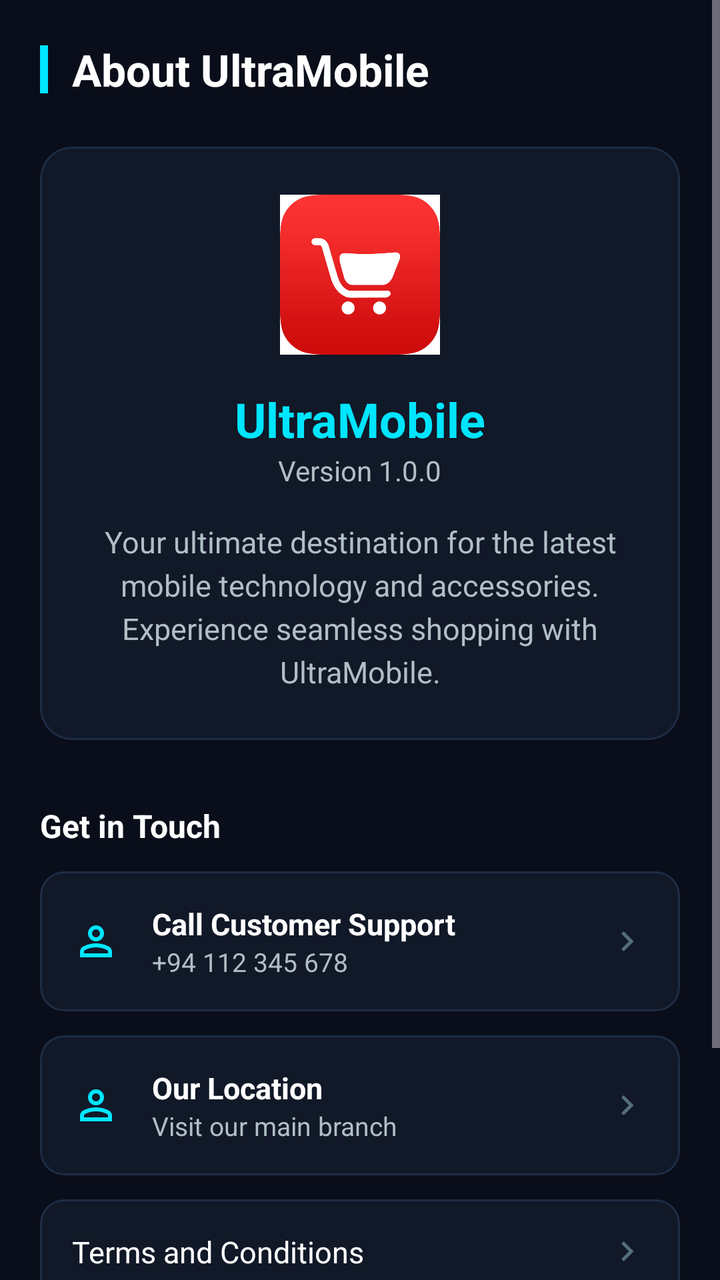
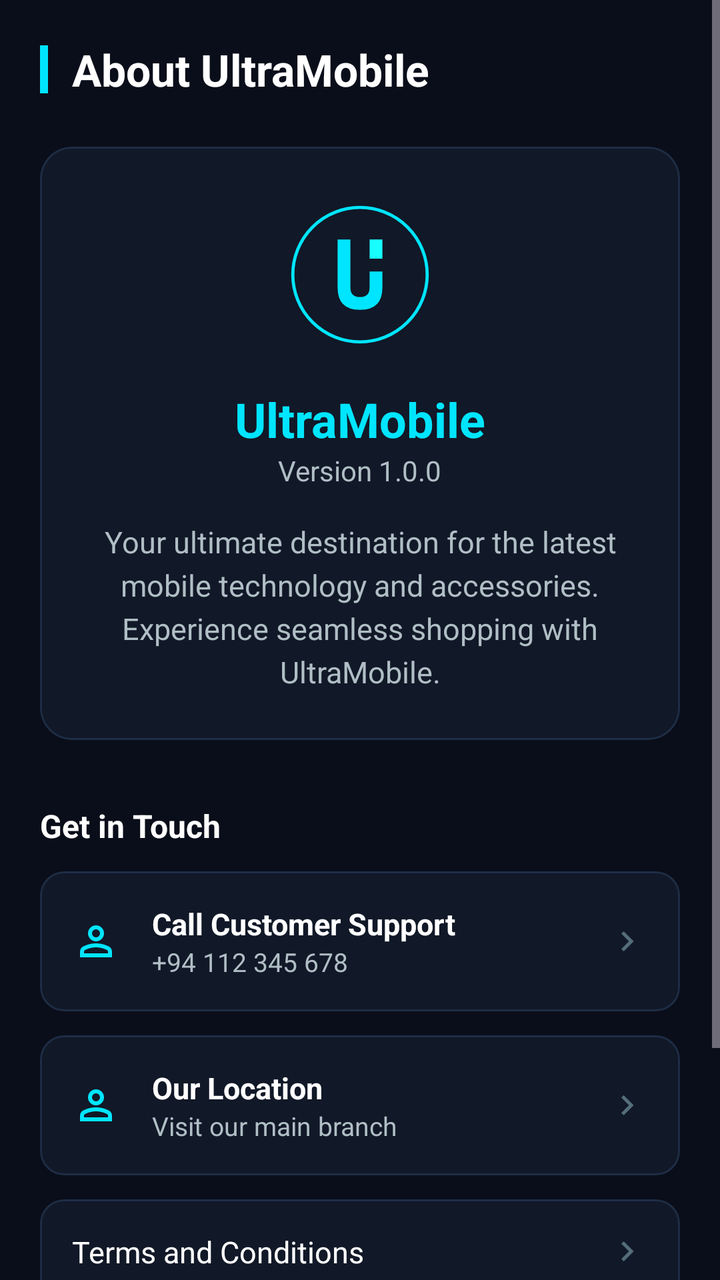

The first picture is an Android layout as it rendered before a commit; the second is the same layout after the commit. The layout source and the unified diff follow.
<!-- AndroidManifest.xml: application theme Theme.UltraMobile -->
<!-- res/layout/fragment_settings.xml -->
<?xml version="1.0" encoding="utf-8"?>
<ScrollView xmlns:android="http://schemas.android.com/apk/res/android"
    xmlns:app="http://schemas.android.com/apk/res-auto"
    xmlns:tools="http://schemas.android.com/tools"
    android:layout_width="match_parent"
    android:layout_height="match_parent"
    android:background="@color/um_background"
    android:fillViewport="true">

    <LinearLayout
        android:layout_width="match_parent"
        android:layout_height="wrap_content"
        android:orientation="vertical"
        android:padding="20dp">

        
        <LinearLayout
            android:layout_width="match_parent"
            android:layout_height="wrap_content"
            android:gravity="center_vertical"
            android:orientation="horizontal"
            android:paddingBottom="24dp">

            <View
                android:layout_width="4dp"
                android:layout_height="24dp"
                android:layout_marginEnd="12dp"
                android:background="@color/um_primary" />

            <TextView
                android:layout_width="wrap_content"
                android:layout_height="wrap_content"
                android:text="About UltraMobile"
                android:textColor="@color/um_text_primary"
                android:textSize="22sp"
                android:textStyle="bold" />
        </LinearLayout>

        
        <com.google.android.material.card.MaterialCardView
            android:layout_width="match_parent"
            android:layout_height="wrap_content"
            app:cardBackgroundColor="@color/um_surface"
            app:cardCornerRadius="16dp"
            app:cardElevation="0dp"
            app:strokeColor="@color/um_surface_border"
            app:strokeWidth="1dp">

            <LinearLayout
                android:layout_width="match_parent"
                android:layout_height="wrap_content"
                android:gravity="center"
                android:orientation="vertical"
                android:padding="24dp">

                <ImageView
                    android:layout_width="80dp"
                    android:layout_height="80dp"
                    android:src="@drawable/splash_app_icon" />

                <TextView
                    android:layout_width="wrap_content"
                    android:layout_height="wrap_content"
                    android:layout_marginTop="16dp"
                    android:text="UltraMobile"
                    android:textColor="@color/um_primary"
                    android:textSize="24sp"
                    android:textStyle="bold" />

                <TextView
                    android:layout_width="wrap_content"
                    android:layout_height="wrap_content"
                    android:text="Version 1.0.0"
                    android:textColor="@color/um_text_secondary"
                    android:textSize="14sp" />

                <TextView
                    android:layout_width="match_parent"
                    android:layout_height="wrap_content"
                    android:layout_marginTop="16dp"
                    android:gravity="center"
                    android:text="Your ultimate destination for the latest mobile technology and accessories. Experience seamless shopping with UltraMobile."
                    android:textColor="@color/um_text_secondary"
                    android:textSize="15sp"
                    android:lineSpacingExtra="4dp" />
            </LinearLayout>
        </com.google.android.material.card.MaterialCardView>

        
        <TextView
            android:layout_width="wrap_content"
            android:layout_height="wrap_content"
            android:layout_marginTop="32dp"
            android:layout_marginBottom="12dp"
            android:text="Get in Touch"
            android:textColor="@color/um_text_primary"
            android:textSize="16sp"
            android:textStyle="bold" />

        <com.google.android.material.card.MaterialCardView
            android:id="@+id/btn_call_support"
            android:layout_width="match_parent"
            android:layout_height="wrap_content"
            android:clickable="true"
            android:focusable="true"
            app:cardBackgroundColor="@color/um_surface"
            app:cardCornerRadius="12dp"
            app:cardElevation="0dp"
            app:strokeColor="@color/um_surface_border"
            app:strokeWidth="1dp">

            <LinearLayout
                android:layout_width="match_parent"
                android:layout_height="wrap_content"
                android:gravity="center_vertical"
                android:orientation="horizontal"
                android:padding="16dp">

                <ImageView
                    android:layout_width="24dp"
                    android:layout_height="24dp"
                    android:src="@drawable/person_24px"
                    app:tint="@color/um_primary" />

                <LinearLayout
                    android:layout_width="0dp"
                    android:layout_height="wrap_content"
                    android:layout_marginStart="16dp"
                    android:layout_weight="1"
                    android:orientation="vertical">

                    <TextView
                        android:layout_width="wrap_content"
                        android:layout_height="wrap_content"
                        android:text="Call Customer Support"
                        android:textColor="@color/um_text_primary"
                        android:textSize="15sp"
                        android:textStyle="bold" />

                    <TextView
                        android:layout_width="wrap_content"
                        android:layout_height="wrap_content"
                        android:text="+94 112 345 678"
                        android:textColor="@color/um_text_secondary"
                        android:textSize="13sp" />
                </LinearLayout>

                <ImageView
                    android:layout_width="20dp"
                    android:layout_height="20dp"
                    android:src="@drawable/keyboard_arrow_down_24px"
                    android:rotation="-90"
                    app:tint="@color/um_text_hint" />
            </LinearLayout>
        </com.google.android.material.card.MaterialCardView>

        
        <com.google.android.material.card.MaterialCardView
            android:id="@+id/btn_our_location"
            android:layout_width="match_parent"
            android:layout_height="wrap_content"
            android:layout_marginTop="12dp"
            android:clickable="true"
            android:focusable="true"
            app:cardBackgroundColor="@color/um_surface"
            app:cardCornerRadius="12dp"
            app:cardElevation="0dp"
            app:strokeColor="@color/um_surface_border"
            app:strokeWidth="1dp">

            <LinearLayout
                android:layout_width="match_parent"
                android:layout_height="wrap_content"
                android:gravity="center_vertical"
                android:orientation="horizontal"
                android:padding="16dp">

                <ImageView
                    android:layout_width="24dp"
                    android:layout_height="24dp"
                    android:src="@drawable/person_24px"
                    app:tint="@color/um_primary" />

                <LinearLayout
                    android:layout_width="0dp"
                    android:layout_height="wrap_content"
                    android:layout_marginStart="16dp"
                    android:layout_weight="1"
                    android:orientation="vertical">

                    <TextView
                        android:layout_width="wrap_content"
                        android:layout_height="wrap_content"
                        android:text="Our Location"
                        android:textColor="@color/um_text_primary"
                        android:textSize="15sp"
                        android:textStyle="bold" />

                    <TextView
                        android:layout_width="wrap_content"
                        android:layout_height="wrap_content"
                        android:text="Visit our main branch"
                        android:textColor="@color/um_text_secondary"
                        android:textSize="13sp" />
                </LinearLayout>

                <ImageView
                    android:layout_width="20dp"
                    android:layout_height="20dp"
                    android:src="@drawable/keyboard_arrow_down_24px"
                    android:rotation="-90"
                    app:tint="@color/um_text_hint" />
            </LinearLayout>
        </com.google.android.material.card.MaterialCardView>

        
        <com.google.android.material.card.MaterialCardView
            android:layout_width="match_parent"
            android:layout_height="wrap_content"
            android:layout_marginTop="12dp"
            app:cardBackgroundColor="@color/um_surface"
            app:cardCornerRadius="12dp"
            app:cardElevation="0dp"
            app:strokeColor="@color/um_surface_border"
            app:strokeWidth="1dp">

            <LinearLayout
                android:layout_width="match_parent"
                android:layout_height="wrap_content"
                android:orientation="vertical">

                <LinearLayout
                    android:id="@+id/btn_terms"
                    android:layout_width="match_parent"
                    android:layout_height="wrap_content"
                    android:clickable="true"
                    android:focusable="true"
                    android:gravity="center_vertical"
                    android:orientation="horizontal"
                    android:padding="16dp">

                    <TextView
                        android:layout_width="0dp"
                        android:layout_height="wrap_content"
                        android:layout_weight="1"
                        android:text="Terms and Conditions"
                        android:textColor="@color/um_text_primary"
                        android:textSize="15sp" />

                    <ImageView
                        android:layout_width="20dp"
                        android:layout_height="20dp"
                        android:src="@drawable/keyboard_arrow_down_24px"
                        android:rotation="-90"
                        app:tint="@color/um_text_hint" />
                </LinearLayout>

                <View
                    android:layout_width="match_parent"
                    android:layout_height="1dp"
                    android:background="@color/um_surface_border" />

                <LinearLayout
                    android:id="@+id/btn_privacy"
                    android:layout_width="match_parent"
                    android:layout_height="wrap_content"
                    android:clickable="true"
                    android:focusable="true"
                    android:gravity="center_vertical"
                    android:orientation="horizontal"
                    android:padding="16dp">

                    <TextView
                        android:layout_width="0dp"
                        android:layout_height="wrap_content"
                        android:layout_weight="1"
                        android:text="Privacy Policy"
                        android:textColor="@color/um_text_primary"
                        android:textSize="15sp" />

                    <ImageView
                        android:layout_width="20dp"
                        android:layout_height="20dp"
                        android:src="@drawable/keyboard_arrow_down_24px"
                        android:rotation="-90"
                        app:tint="@color/um_text_hint" />
                </LinearLayout>
            </LinearLayout>
        </com.google.android.material.card.MaterialCardView>

        <TextView
            android:layout_width="match_parent"
            android:layout_height="wrap_content"
            android:layout_marginTop="40dp"
            android:gravity="center"
            android:text="© 2024 UltraMobile Inc. All rights reserved."
            android:textColor="@color/um_text_hint"
            android:textSize="12sp" />

    </LinearLayout>
</ScrollView>
<!-- resources referenced by this layout -->
<resources>
  <color name="um_background">#0A0E1A</color>
  <color name="um_primary">#00E5FF</color>
  <color name="um_surface">#111827</color>
  <color name="um_surface_border">#1E2D45</color>
  <color name="um_text_hint">#546E7A</color>
  <color name="um_text_primary">#FFFFFF</color>
  <color name="um_text_secondary">#B0BEC5</color>
  <!-- drawable keyboard_arrow_down_24px (drawable) -->
  <vector xmlns:android="http://schemas.android.com/apk/res/android"
      android:width="24dp"
      android:height="24dp"
      android:viewportWidth="960"
      android:viewportHeight="960"
      android:tint="?attr/colorControlNormal">
    <path
        android:fillColor="@android:color/white"
        android:pathData="M480,616L240,376L296,320L480,504L664,320L720,376L480,616Z"/>
  </vector>
  <!-- drawable person_24px (drawable) -->
  <vector xmlns:android="http://schemas.android.com/apk/res/android"
      android:width="24dp"
      android:height="24dp"
      android:viewportWidth="960"
      android:viewportHeight="960"
      android:tint="?attr/colorControlNormal">
    <path
        android:fillColor="@android:color/white"
        android:pathData="M367,433Q320,386 320,320Q320,254 367,207Q414,160 480,160Q546,160 593,207Q640,254 640,320Q640,386 593,433Q546,480 480,480Q414,480 367,433ZM160,800L160,688Q160,654 177.5,625.5Q195,597 224,582Q286,551 350,535.5Q414,520 480,520Q546,520 610,535.5Q674,551 736,582Q765,597 782.5,625.5Q800,654 800,688L800,800L160,800ZM240,720L720,720L720,688Q720,677 714.5,668Q709,659 700,654Q646,627 591,613.5Q536,600 480,600Q424,600 369,613.5Q314,627 260,654Q251,659 245.5,668Q240,677 240,688L240,720ZM536.5,376.5Q560,353 560,320Q560,287 536.5,263.5Q513,240 480,240Q447,240 423.5,263.5Q400,287 400,320Q400,353 423.5,376.5Q447,400 480,400Q513,400 536.5,376.5ZM480,320Q480,320 480,320Q480,320 480,320Q480,320 480,320Q480,320 480,320Q480,320 480,320Q480,320 480,320Q480,320 480,320Q480,320 480,320ZM480,720L480,720Q480,720 480,720Q480,720 480,720Q480,720 480,720Q480,720 480,720Q480,720 480,720Q480,720 480,720Q480,720 480,720Q480,720 480,720L480,720Z"/>
  </vector>
  <!-- drawable splash_app_icon: png bitmap (drawable, 61372 bytes) -->
  <color name="um_text_on_primary">#0A0E1A</color>
  <color name="um_surface_card">#161D2E</color>
  <color name="um_primary_dim">#0097A7</color>
  <color name="um_surface_elevated">#1C2538</color>
  <color name="um_accent">#18FFFF</color>
  <color name="um_success">#00E676</color>
  <color name="um_error">#FF5252</color>
  <color name="um_primary_dark">#00B8CC</color>
  <style name="UltraToolbar" parent="Widget.MaterialComponents.Toolbar">
          <item name="android:background">@color/um_surface</item>
          <item name="titleTextColor">@color/um_text_primary</item>
      </style>
  <!-- unchanged entries left out for length: 1 -->
</resources>

<!-- the commit's change to res/layout/fragment_settings.xml (unified diff, before → after) -->
@@ -56,7 +56,7 @@
                 <ImageView
                     android:layout_width="80dp"
                     android:layout_height="80dp"
-                    android:src="@drawable/splash_app_icon" />
+                    android:src="@drawable/app_logo" />
 
                 <TextView
                     android:layout_width="wrap_content"
<!-- resource entries referenced after the edit -->
@@ -7,6 +7,37 @@
   <color name="um_text_hint">#546E7A</color>
   <color name="um_text_primary">#FFFFFF</color>
   <color name="um_text_secondary">#B0BEC5</color>
+  <!-- drawable app_logo (drawable) -->
+  <?xml version="1.0" encoding="utf-8"?>
+  <vector xmlns:android="http://schemas.android.com/apk/res/android"
+      android:width="100dp"
+      android:height="100dp"
+      android:viewportWidth="100"
+      android:viewportHeight="100">
+  
+      
+      <path
+          android:fillColor="#111827"
+          android:pathData="M50,5A45,45 0 1,1 50,95A45,45 0 1,1 50,5Z" />
+  
+      
+      <path
+          android:strokeColor="#00E5FF"
+          android:strokeWidth="2"
+          android:fillColor="@android:color/transparent"
+          android:pathData="M50,8A42,42 0 1,1 50,92A42,42 0 1,1 50,8Z" />
+  
+      
+      <path
+          android:fillColor="#00E5FF"
+          android:pathData="M36,28 L36,58 Q36,72 50,72 Q64,72 64,58 L64,48 L56,48 L56,58 Q56,64 50,64 Q44,64 44,58 L44,28 Z" />
+  
+      
+      <path
+          android:fillColor="#18FFFF"
+          android:pathData="M64,28 L64,40 L56,40 L56,28 Z" />
+  
+  </vector>
   <!-- drawable keyboard_arrow_down_24px (drawable) -->
   <vector xmlns:android="http://schemas.android.com/apk/res/android"
       android:width="24dp"
@@ -29,7 +60,6 @@
         android:fillColor="@android:color/white"
         android:pathData="M367,433Q320,386 320,320Q320,254 367,207Q414,160 480,160Q546,160 593,207Q640,254 640,320Q640,386 593,433Q546,480 480,480Q414,480 367,433ZM160,800L160,688Q160,654 177.5,625.5Q195,597 224,582Q286,551 350,535.5Q414,520 480,520Q546,520 610,535.5Q674,551 736,582Q765,597 782.5,625.5Q800,654 800,688L800,800L160,800ZM240,720L720,720L720,688Q720,677 714.5,668Q709,659 700,654Q646,627 591,613.5Q536,600 480,600Q424,600 369,613.5Q314,627 260,654Q251,659 245.5,668Q240,677 240,688L240,720ZM536.5,376.5Q560,353 560,320Q560,287 536.5,263.5Q513,240 480,240Q447,240 423.5,263.5Q400,287 400,320Q400,353 423.5,376.5Q447,400 480,400Q513,400 536.5,376.5ZM480,320Q480,320 480,320Q480,320 480,320Q480,320 480,320Q480,320 480,320Q480,320 480,320Q480,320 480,320Q480,320 480,320Q480,320 480,320ZM480,720L480,720Q480,720 480,720Q480,720 480,720Q480,720 480,720Q480,720 480,720Q480,720 480,720Q480,720 480,720Q480,720 480,720Q480,720 480,720L480,720Z"/>
   </vector>
-  <!-- drawable splash_app_icon: png bitmap (drawable, 61372 bytes) -->
   <color name="um_text_on_primary">#0A0E1A</color>
   <color name="um_surface_card">#161D2E</color>
   <color name="um_primary_dim">#0097A7</color>
